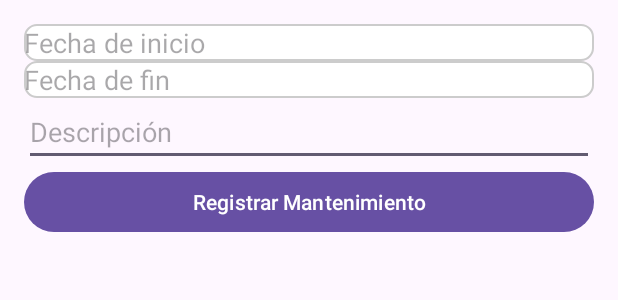
After one commit to ALP300/JMG_ASCENSORES_SW2, an Android app: the layout registrar_mantenimiento.xml on its own in the app's theme, with its tools: preview values and no code run, on a phone screen of 412 x 824 dp. The commit adds this screen. Shown: the top 300 px of the screen. Run offline under Robolectric (Android 15) with nearby library versions, the phone set to English and light mode, and no system bars.

Commit message:
Realizar tabla de mantenimiento y acensores

```diff
--- a/app/src/main/java/com/example/jmg_ascensores/ClienteNuevo.java
+++ b/app/src/main/java/com/example/jmg_ascensores/ClienteNuevo.java
@@ -50,8 +50,9 @@ public class ClienteNuevo extends AppCompatActivity {
                         protected void onPostExecute(Boolean result) {
                             super.onPostExecute(result);
                             if (result) {
-                                // Si el registro fue exitoso, navegar a la actividad AscensoresMantenimiento
+                                // Si el registro fue exitoso, navegar a la actividad Ascensor y pasar el código del cliente
                                 Intent intent = new Intent(ClienteNuevo.this, AscensoresMantenimiento.class);
+                                intent.putExtra("codigo_cliente", codigo); // Enviamos el código del cliente
                                 startActivity(intent);
                                 finish(); // Opcional: Cierra esta actividad si ya no la necesitas
                             } else {
--- a/app/src/main/java/com/example/jmg_ascensores/RegistrarAscensorTask.java
+++ b/app/src/main/java/com/example/jmg_ascensores/RegistrarAscensorTask.java
@@ -4,7 +4,6 @@ import android.content.Context;
 import android.os.AsyncTask;
 import android.util.Log;
 import android.widget.Toast;
-
 import java.sql.Connection;
 import java.sql.PreparedStatement;
 import java.sql.SQLException;
@@ -22,17 +21,19 @@ public class RegistrarAscensorTask extends AsyncTask<String, Void, Boolean> {
     protected Boolean doInBackground(String... params) {
         String marca = params[0];
         String modelo = params[1];
+        String codigoCliente = params[2]; // Captura el código del cliente
         boolean isInserted = false;
 
         if (connection != null) {
             try {
                 // Preparamos la sentencia SQL para insertar los datos en la tabla 'ascensores'
-                String query = "INSERT INTO ascensores (marca, modelo) VALUES (?, ?)";
+                String query = "INSERT INTO ascensores (codigo_cliente,marca, modelo) VALUES (?, ?, ?)"; // Incluye el código del cliente
                 PreparedStatement stmt = connection.prepareStatement(query);
 
                 // Asignamos los valores a los parámetros
                 stmt.setString(1, marca);  // Marca del ascensor
                 stmt.setString(2, modelo);  // Modelo del ascensor
+                stmt.setString(3, codigoCliente);  // Código del cliente
 
                 // Ejecutamos la sentencia
                 int rowsInserted = stmt.executeUpdate();
--- /dev/null
+++ b/app/src/main/res/drawable/edittext_background.xml
@@ -0,0 +1,8 @@
+<?xml version="1.0" encoding="utf-8"?>
+<shape xmlns:android="http://schemas.android.com/apk/res/android">
+    <solid android:color="#FFFFFF"/> <!-- Color de fondo blanco -->
+    <corners android:radius="8dp"/> <!-- Esquinas redondeadas -->
+    <stroke
+        android:width="1dp"
+        android:color="#CCCCCC"/> <!-- Color del borde -->
+</shape>
--- /dev/null
+++ b/app/src/main/res/layout/registrar_mantenimiento.xml
@@ -0,0 +1,35 @@
+<?xml version="1.0" encoding="utf-8"?>
+<LinearLayout xmlns:android="http://schemas.android.com/apk/res/android"
+    android:layout_width="match_parent"
+    android:layout_height="match_parent"
+    android:orientation="vertical"
+    android:padding="16dp">
+
+    <EditText
+        android:id="@+id/editTextFechaInicio"
+        android:layout_width="match_parent"
+        android:layout_height="wrap_content"
+        android:hint="Fecha de inicio"
+        android:focusable="false"
+        android:background="@drawable/edittext_background"/>
+
+    <EditText
+        android:id="@+id/editTextFechaFin"
+        android:layout_width="match_parent"
+        android:layout_height="wrap_content"
+        android:hint="Fecha de fin"
+        android:focusable="false"
+        android:background="@drawable/edittext_background"/>
+
+    <EditText
+        android:id="@+id/editTextDescripcion"
+        android:layout_width="match_parent"
+        android:layout_height="wrap_content"
+        android:hint="Descripción" />
+
+    <Button
+        android:id="@+id/buttonRegistrar"
+        android:layout_width="match_parent"
+        android:layout_height="wrap_content"
+        android:text="Registrar Mantenimiento" />
+</LinearLayout>
```
Also changed, not shown: app/src/main/java/com/example/jmg_ascensores/Ascensor.java (+42 -32 lines), app/src/main/java/com/example/jmg_ascensores/AscensoresMantenimiento.java (+19 -14 lines), app/src/main/java/com/example/jmg_ascensores/Mantenimiento.java (+103 -1 lines), app/src/main/java/com/example/jmg_ascensores/RegistrarMantenimientoTask.java (added, +69 -0 lines), app/src/main/res/layout/ascensor.xml (line endings or trailing spaces).
